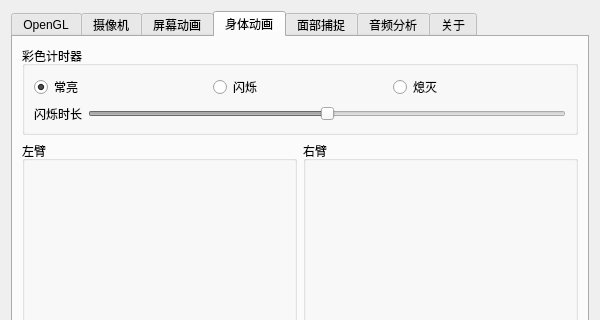
The window that src/ui/ConfigWidget.ui (chuigda/Project-WG) describes before a commit, drawn with Qt 5; both pictures show x 0 to 600 and y 0 to 320 of the 600 by 600 pixel window.
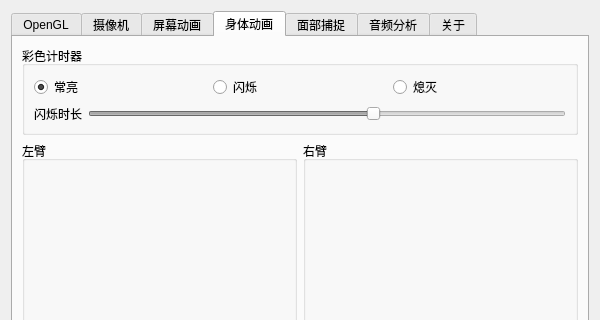
The same window after the commit. The open tabs and pages were chosen to show the change.

```diff
--- a/src/ui/ConfigWidget.ui
+++ b/src/ui/ConfigWidget.ui
@@ -907,7 +907,7 @@
           <item>
            <layout class="QHBoxLayout" name="horizontalLayout_26">
             <item>
-             <widget class="QRadioButton" name="radioGray">
+             <widget class="QRadioButton" name="radioBlue">
               <property name="text">
                <string>常亮</string>
               </property>
@@ -924,7 +924,7 @@
              </widget>
             </item>
             <item>
-             <widget class="QRadioButton" name="radioBlue">
+             <widget class="QRadioButton" name="radioGray">
               <property name="text">
                <string>熄灭</string>
               </property>
@@ -949,8 +949,11 @@
               <property name="maximum">
                <number>40</number>
               </property>
+              <property name="minimum">
+               <number>15</number>
+              </property>
               <property name="value">
-               <number>20</number>
+               <number>30</number>
               </property>
               <property name="orientation">
                <enum>Qt::Horizontal</enum>
```
Left out of the diff: 4 changed lines with no effect on the pictures.
